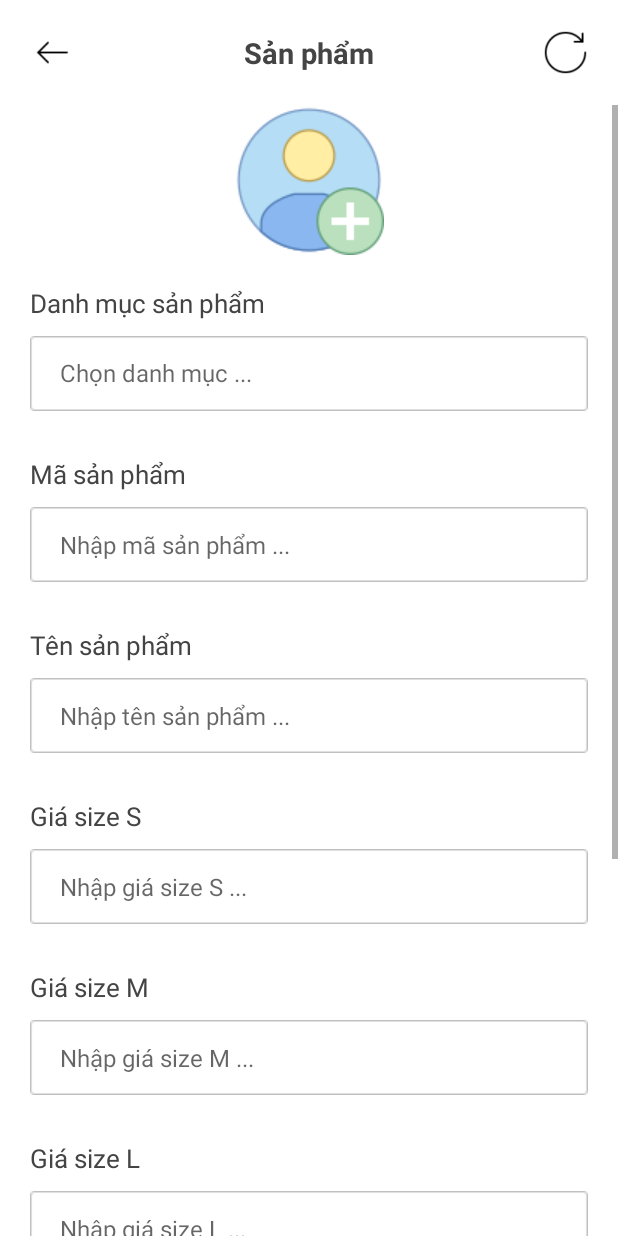
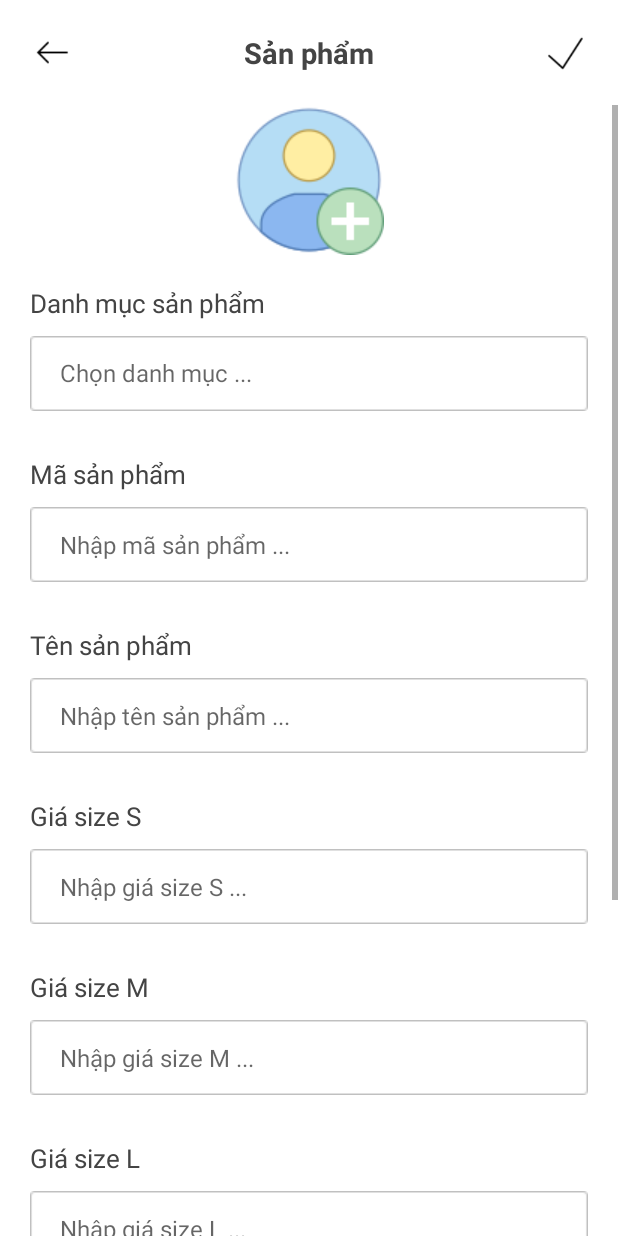
Before and after one commit to tientien6899/CoffeeBakeryADMIN, an Android app: the AddProductActivity screen opened directly, with no data from a screen before it, on a phone screen of 412 x 824 dp. Run offline under Robolectric (Android 15) with nearby library versions, the phone set to English and light mode, and no system bars; our stand-ins replace Firebase (no records; nobody signed in at launch, a user with empty details on screens opened directly).

Commit message:
up buoi toi 21/1

```diff
--- a/app/src/main/java/com/example/coffeebakeryadmin/List_Product/AddProductActivity.java
+++ b/app/src/main/java/com/example/coffeebakeryadmin/List_Product/AddProductActivity.java
@@ -38,12 +38,10 @@ import java.util.Calendar;
 
 public class AddProductActivity extends AppCompatActivity {
 
-    ImageView hinhanhsp;
+    ImageView hinhanhsp, luusp, backsp ;
     ImageButton backhome;
     TextView danhmucsp;
     EditText tensp, masp, giaS, giaM, giaL, giaKM, mota;
-    Button luusp;
-    ImageButton datlai;
     Intent intent;
     FirebaseStorage storage;
     StorageReference storageReference;
@@ -105,7 +103,7 @@ public class AddProductActivity extends AppCompatActivity {
             }
         });
 
-        backhome.setOnClickListener(new View.OnClickListener() {
+        backsp.setOnClickListener(new View.OnClickListener() {
             @Override
             public void onClick(View view) {
                 intent = new Intent(AddProductActivity.this, ListProductActivity.class);
@@ -245,7 +243,7 @@ public class AddProductActivity extends AppCompatActivity {
     }
 
     private void AnhXa() {
-        backhome = (ImageButton) findViewById(R.id.img_BackDSSP);
+        backsp = (ImageView) findViewById(R.id.img_BackDSSP);
         danhmucsp = (TextView) findViewById(R.id.txt_DanhmucSP);
         tensp = (EditText) findViewById(R.id.edt_TenSP);
         masp = (EditText) findViewById(R.id.edt_MaSP);
@@ -255,7 +253,6 @@ public class AddProductActivity extends AppCompatActivity {
         giaKM = (EditText) findViewById(R.id.edt_GiaKM);
         mota = (EditText) findViewById(R.id.edt_MotaSP);
         hinhanhsp = (ImageView) findViewById(R.id.img_HinhanhSP);
-        datlai = (ImageButton) findViewById(R.id.btn_Datlai);
-        luusp = (Button) findViewById(R.id.btn_LuuSP);
+        luusp = (ImageView) findViewById(R.id.btn_LuuSP);
     }
 }
--- a/app/src/main/res/layout/activity_add_product.xml
+++ b/app/src/main/res/layout/activity_add_product.xml
@@ -13,7 +13,7 @@
         android:background="@color/white"
         android:orientation="horizontal">
 
-        <ImageButton
+        <ImageView
             android:id="@+id/img_BackDSSP"
             android:layout_width="30dp"
             android:layout_height="30dp"
@@ -31,13 +31,13 @@
             android:textSize="19sp"
             android:textStyle="bold" />
 
-        <ImageButton
-            android:id="@+id/btn_Datlai"
+        <ImageView
+            android:id="@+id/btn_LuuSP"
             android:layout_width="30dp"
             android:layout_height="30dp"
             android:layout_gravity="center"
             android:layout_marginRight="20dp"
-            android:background="@drawable/reset" />
+            android:background="@drawable/check" />
     </LinearLayout>
 
     <ScrollView
@@ -233,6 +233,7 @@
                 android:layout_marginLeft="20dp"
                 android:layout_marginTop="10dp"
                 android:layout_marginRight="20dp"
+                android:layout_marginBottom="20dp"
                 android:background="@drawable/bg_textfield"
                 android:hint="Nhập mô tả sản phẩm ..."
                 android:inputType="textMultiLine"
@@ -240,23 +241,6 @@
                 android:textColor="@color/black"
                 android:textSize="16dp" />
 
-            <LinearLayout
-                android:layout_width="match_parent"
-                android:layout_height="wrap_content"
-                android:layout_margin="15dp"
-                android:gravity="center">
-
-                <Button
-                    android:id="@+id/btn_LuuSP"
-                    android:layout_width="150dp"
-                    android:layout_height="wrap_content"
-                    android:background="@drawable/button_background"
-                    android:text="Lưu"
-                    android:textColor="@color/white"
-                    android:textSize="17sp"
-                    android:textStyle="bold" />
-            </LinearLayout>
-
         </LinearLayout>
     </ScrollView>
 </LinearLayout>
```
